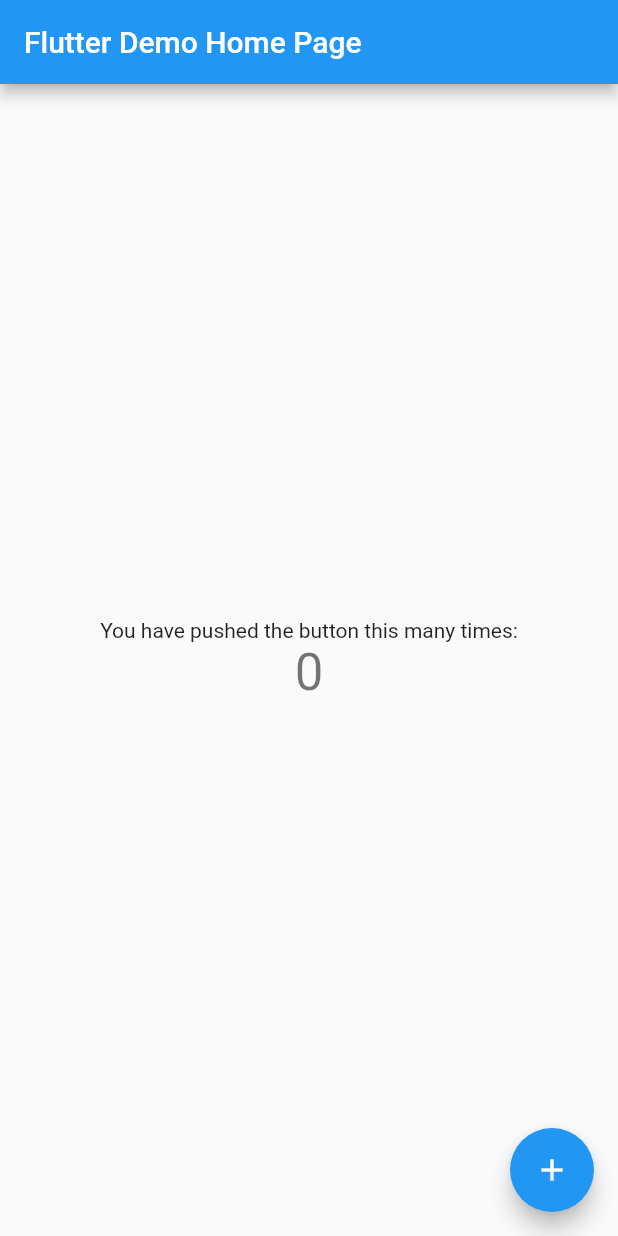
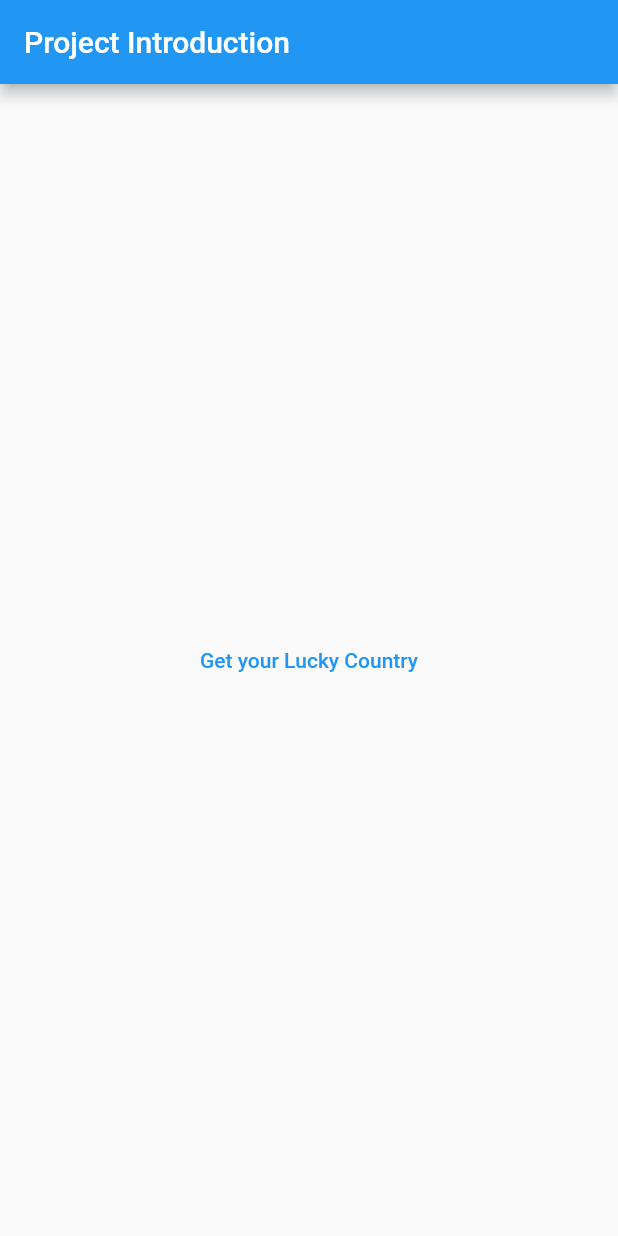
Before and after one commit to Bostigger/Bloc-Journey, a Flutter app: the screen it shows after launch, on a phone screen of 412 x 824 dp. Run offline on Flutter 3.47's test engine with Material 2 defaults, Android fonts, the phone set to English and light mode, and no system bars; our stand-ins replace bloc, flutter_bloc.

Commit message:
project introduction

```diff
--- a/lib/main.dart
+++ b/lib/main.dart
@@ -1,115 +1,93 @@
 import 'package:flutter/material.dart';
+import 'package:bloc/bloc.dart';
+import 'package:flutter_bloc/flutter_bloc.dart';
+import 'dart:math' as math show Random;
 
 void main() {
   runApp(const MyApp());
 }
 
+const countries = ['Ghana', 'Gambia', 'Togo'];
+
+extension RandomElement<T> on Iterable<T>{
+  T getRandomElement() => elementAt(math.Random().nextInt(length));
+}
+
+class CountriesCubit extends Cubit<String?> {
+  CountriesCubit() :super(null);
+
+  void getCountry() => emit(countries.getRandomElement());
+}
+
 class MyApp extends StatelessWidget {
-  const MyApp({super.key});
+  const MyApp({Key? key}) : super(key: key);
 
-  // This widget is the root of your application.
   @override
   Widget build(BuildContext context) {
-    return MaterialApp(
-      title: 'Flutter Demo',
-      theme: ThemeData(
-        // This is the theme of your application.
-        //
-        // Try running your application with "flutter run". You'll see the
-        // application has a blue toolbar. Then, without quitting the app, try
-        // changing the primarySwatch below to Colors.green and then invoke
-        // "hot reload" (press "r" in the console where you ran "flutter run",
-        // or simply save your changes to "hot reload" in a Flutter IDE).
-        // Notice that the counter didn't reset back to zero; the application
-        // is not restarted.
-        primarySwatch: Colors.blue,
-      ),
-      home: const MyHomePage(title: 'Flutter Demo Home Page'),
+    return const MaterialApp(
+      title: 'My App',
+      home: ProjectIntro(),
     );
   }
 }
 
-class MyHomePage extends StatefulWidget {
-  const MyHomePage({super.key, required this.title});
 
-  // This widget is the home page of your application. It is stateful, meaning
-  // that it has a State object (defined below) that contains fields that affect
-  // how it looks.
-
-  // This class is the configuration for the state. It holds the values (in this
-  // case the title) provided by the parent (in this case the App widget) and
-  // used by the build method of the State. Fields in a Widget subclass are
-  // always marked "final".
-
-  final String title;
+class ProjectIntro extends StatefulWidget {
+  const ProjectIntro({Key? key}) : super(key: key);
 
   @override
-  State<MyHomePage> createState() => _MyHomePageState();
+  State<ProjectIntro> createState() => _ProjectIntroState();
 }
 
-class _MyHomePageState extends State<MyHomePage> {
-  int _counter = 0;
-
-  void _incrementCounter() {
-    setState(() {
-      // This call to setState tells the Flutter framework that something has
-      // changed in this State, which causes it to rerun the build method below
-      // so that the display can reflect the updated values. If we changed
-      // _counter without calling setState(), then the build method would not be
-      // called again, and so nothing would appear to happen.
-      _counter++;
-    });
-  }
+class _ProjectIntroState extends State<ProjectIntro> {
+  late final CountriesCubit countriesCubit;
 
   @override
+  void initState() {
+    super.initState();
+    countriesCubit = CountriesCubit();
+  }
+  @override
+  void dispose() {
+    countriesCubit.close();
+    super.dispose();
+
+  }
+  @override
   Widget build(BuildContext context) {
-    // This method is rerun every time setState is called, for instance as done
-    // by the _incrementCounter method above.
-    //
-    // The Flutter framework has been optimized to make rerunning build methods
-    // fast, so that you can just rebuild anything that needs updating rather
-    // than having to individually change instances of widgets.
     return Scaffold(
         appBar: AppBar(
-        // Here we take the value from the MyHomePage object that was created by
-        // the App.build method, and use it to set our appbar title.
-        title: Text(widget.title),
+          title: const Text('Project Introduction'),
         ),
         body: Center(
-        // Center is a layout widget. It takes a single child and positions it
-        // in the middle of the parent.
+            child: StreamBuilder<String?>(
+              stream: countriesCubit.stream,
+              builder: (context, snapshot) {
+                final button = TextButton(
+                    onPressed: () => countriesCubit.getCountry(),
+                    child: const Text('Get your Lucky Country'));
+                switch (snapshot.connectionState) {
+                  case ConnectionState.none:
+                    return Center(child: button);
+                  case ConnectionState.waiting:
+                    return Center(child: button);
+                  case ConnectionState.active:
+                    return Center(
                       child: Column(
-          // Column is also a layout widget. It takes a list of children and
-          // arranges them vertically. By default, it sizes itself to fit its
-          // children horizontally, and tries to be as tall as its parent.
-          //
-          // Invoke "debug painting" (press "p" in the console, choose the
-          // "Toggle Debug Paint" action from the Flutter Inspector in Android
-          // Studio, or the "Toggle Debug Paint" command in Visual Studio Code)
-          // to see the wireframe for each widget.
-          //
-          // Column has various properties to control how it sizes itself and
-          // how it positions its children. Here we use mainAxisAlignment to
-          // center the children vertically; the main axis here is the vertical
-          // axis because Columns are vertical (the cross axis would be
-          // horizontal).
                         mainAxisAlignment: MainAxisAlignment.center,
-          children: <Widget>[
-            const Text(
-              'You have pushed the button this many times:',
-            ),
-            Text(
-              '$_counter',
-              style: Theme.of(context).textTheme.headline4,
-            ),
+                        children: [
+                          Text(snapshot.data ?? ''),
+                          button,
                         ],
                       ),
-      ),
-      floatingActionButton: FloatingActionButton(
-        onPressed: _incrementCounter,
-        tooltip: 'Increment',
-        child: const Icon(Icons.add),
-      ), // This trailing comma makes auto-formatting nicer for build methods.
+                    );
+                  case ConnectionState.done:
+                    return const SizedBox();
+                }
+              },
+            )
+        )
+
     );
   }
 }
```
Also changed, not shown: pubspec.yaml (+5 -65 lines), pubspec.lock, 1 other file. Lines whose indentation alone changed are shown as unchanged.
